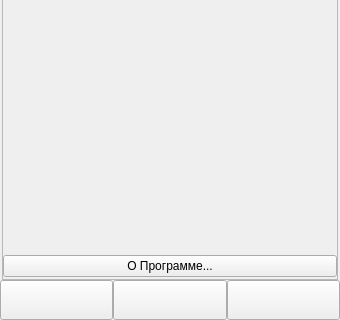
Before: the Qt Designer form ANDROID_FORMS/settings_form.ui in DavidSiegman/PLC_RF_Configurator, drawn with Qt 5; both pictures show x 0 to 340 and y 240 to 560 of the 340 by 560 pixel window.
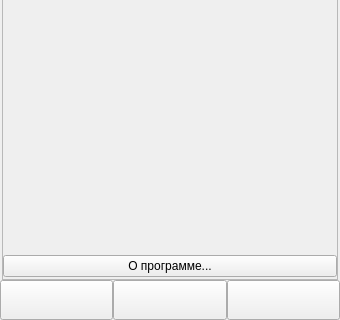
After: the same form once the commit is applied. Icons and pictures are not drawn.

What changed in the file:
```diff
--- a/ANDROID_FORMS/settings_form.ui
+++ b/ANDROID_FORMS/settings_form.ui
@@ -346,7 +346,7 @@
              </font>
             </property>
             <property name="text">
-             <string>О Программе...</string>
+             <string>О программе...</string>
             </property>
            </widget>
           </item>
```
Left out of the diff: 9 changed lines with no effect on the pictures.
